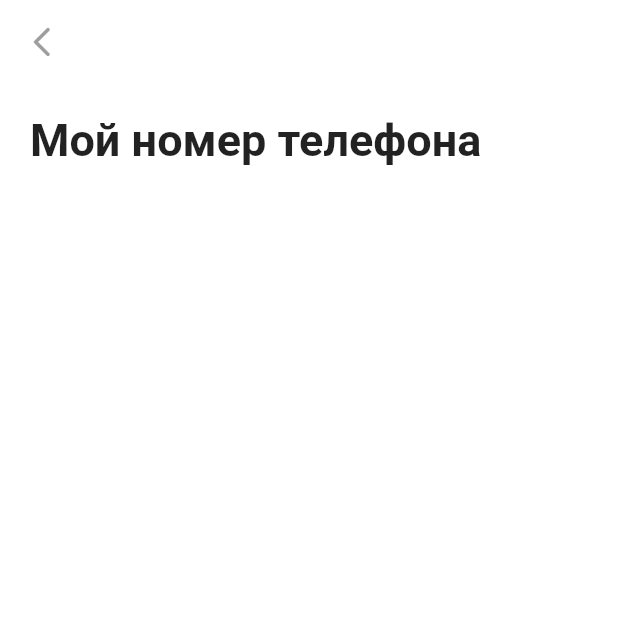
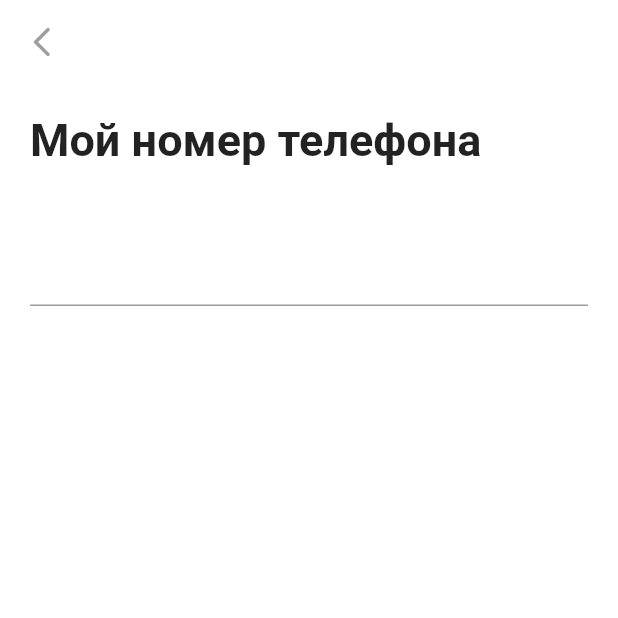
Before and after one commit to eaaniwezi/flutter_auto_route, a Flutter app: the screen it shows after launch, on a phone screen of 412 x 824 dp, the top half of it. Run offline on Flutter 3.47's test engine with Material 2 defaults, Android fonts, the phone set to English and light mode, and no system bars.

Commit message:
...errors in UI

```diff
--- a/lib/screens/first_screen.dart
+++ b/lib/screens/first_screen.dart
@@ -19,13 +19,18 @@ class FirstScreen extends StatelessWidget {
       ),
       body: ListView(
         children: [
+          _header(),
           Padding(
-            padding: const EdgeInsets.all(20),
-            child: Text(
-              "Мой номер телефона",
+            padding: const EdgeInsets.all(20.0),
+            child: TextFormField(
+              cursorColor: Colors.indigo[900],
               style: TextStyle(
-                fontWeight: FontWeight.bold,
-                fontSize: 30,
+                fontSize: 25,
+              ),
+              keyboardType: TextInputType.phone,
+              decoration: InputDecoration(
+                // enabledBorder: InputBorder.none,
+
               ),
             ),
           )
@@ -33,4 +38,17 @@ class FirstScreen extends StatelessWidget {
       ),
     );
   }
+
+  _header() {
+    return Padding(
+      padding: const EdgeInsets.all(20),
+      child: Text(
+        "Мой номер телефона",
+        style: TextStyle(
+          fontWeight: FontWeight.bold,
+          fontSize: 30,
+        ),
+      ),
+    );
+  }
 }
```
